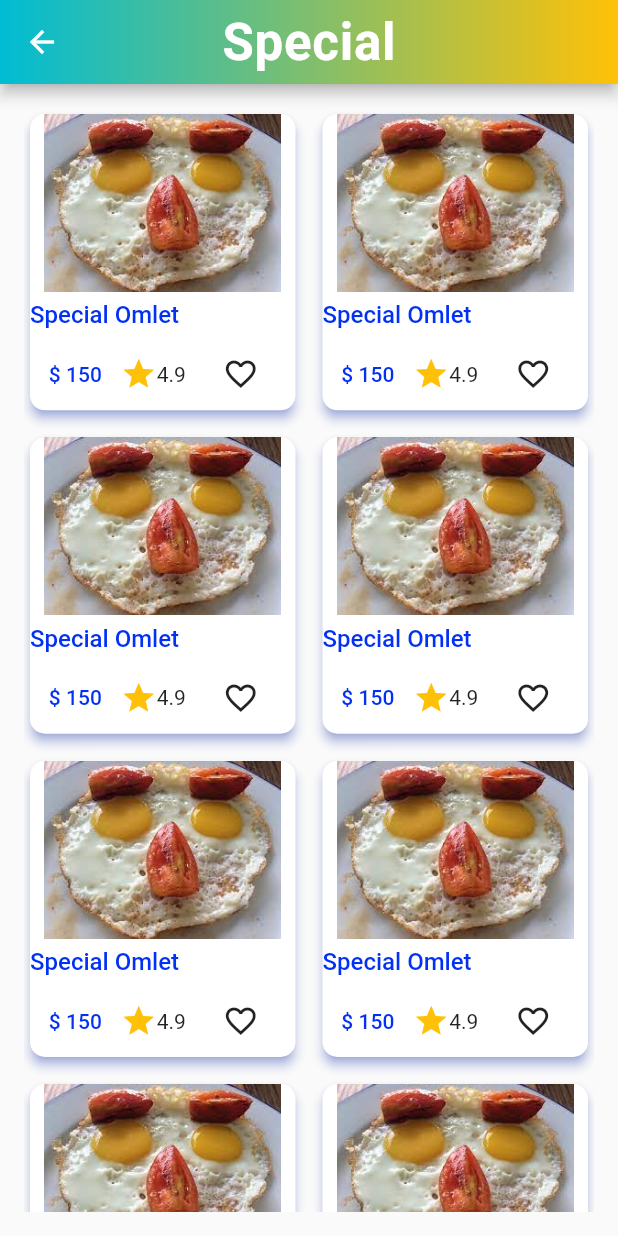
After one commit to RazuPk/myfoodapp, a Flutter app: the screen it shows after launch, after a tap on "Special", on a phone screen of 412 x 824 dp. The commit adds this screen. Run offline on Flutter 3.47's test engine with Material 2 defaults, Android fonts, the phone set to English and light mode, and no system bars; our stand-ins replace carousel_slider, cloud_firestore, firebase_auth, firebase_core, firebase_storage, image_picker and 1 more; accounts and stored records are empty.

Commit message:
category wise product card done.

```diff
--- a/lib/screens/sellers_screens/bottom_navbar_screen.dart
+++ b/lib/screens/sellers_screens/bottom_navbar_screen.dart
@@ -42,6 +42,7 @@ class _BottomNavBarScreenState extends State<BottomNavBarScreen> {
         centerTitle: true,
         automaticallyImplyLeading: false,
       ),
+      body: _screen[_selectedScreen],
       bottomNavigationBar: BottomNavigationBar(
         onTap: (value){
           setState(() {
@@ -53,13 +54,15 @@ class _BottomNavBarScreenState extends State<BottomNavBarScreen> {
         selectedItemColor: primaryColor,
         unselectedItemColor: greyColor,
         showUnselectedLabels: true,
+        selectedLabelStyle: TextStyle(
+          fontWeight: FontWeight.w600,
+        ),
         items: [
           BottomNavigationBarItem(icon: Icon(Icons.home_outlined), label: "Home"),
           BottomNavigationBarItem(icon: Icon(Icons.shopping_bag_outlined), label: "Products"),
           BottomNavigationBarItem(icon: Icon(Icons.add_shopping_cart_outlined), label: "Cart"),
         ],
       ),
-      body: _screen[_selectedScreen],
     );
   }
 }
--- /dev/null
+++ b/lib/screens/sellers_screens/category_screen.dart
@@ -0,0 +1,46 @@
+import 'package:flutter/material.dart';
+import '../../utils/style.dart';
+import '../../widgets/category_product_card_widget.dart';
+import '../../widgets/flexible_space_widget.dart';
+
+class CategoryScreen extends StatelessWidget {
+  const CategoryScreen({super.key, required this.cateName});
+
+  final String cateName;
+
+  @override
+  Widget build(BuildContext context) {
+    return Scaffold(
+      appBar: AppBar(
+        flexibleSpace: FlexibleSpaceWidget(),
+        title: Text(
+          cateName,
+          style: titleStyle,
+        ),
+        centerTitle: true,
+        automaticallyImplyLeading: false,
+        leading: IconButton(
+          onPressed: () {
+            Navigator.of(context).pop();
+          },
+          icon: Icon(Icons.arrow_back),
+        ),
+      ),
+      body: Padding(
+        padding: const EdgeInsets.all(16.0),
+        child: GridView.builder(
+            itemCount: 17,
+            gridDelegate: SliverGridDelegateWithFixedCrossAxisCount(
+              crossAxisCount: 2,
+              childAspectRatio: MediaQuery.of(context).size.width /
+                  (MediaQuery.of(context).size.height / 1.8),
+              mainAxisSpacing: 10.0,
+              crossAxisSpacing: 10.0,
+            ),
+            itemBuilder: (buildContext, index) {
+              return CategoryProductCardWidget(imageUrl: 'images/omlet.png', title: 'Special Omlet', price: '150', rating: '4.9',);
+            }),
+      ),
+    );
+  }
+}
--- a/lib/screens/sellers_screens/home_screen.dart
+++ b/lib/screens/sellers_screens/home_screen.dart
@@ -1,9 +1,26 @@
 import 'package:flutter/material.dart';
+import '../../widgets/category_card_widget.dart';
 import '../../widgets/home_carousel_slider_widget.dart';
+import '../../widgets/product_card_widget.dart';
+import '../../widgets/remarks_title_widget.dart';
 import '../../widgets/search_text_field_widget.dart';
 
 class HomeScreen extends StatelessWidget {
-   HomeScreen({super.key});
+  HomeScreen({super.key});
+
+  final List<String> _images = [
+    'images/banner01.png',
+    'images/banner02.png',
+    'images/banner03.png',
+    'images/banner04.png',
+    'images/banner05.png',
+  ];
+
+  final List<String> _products = [
+    'images/chicken_burger.png',
+    'images/omlet.png',
+    'images/vegetable.png',
+  ];
   @override
   Widget build(BuildContext context) {
     return Padding(
@@ -13,8 +30,50 @@ class HomeScreen extends StatelessWidget {
           crossAxisAlignment: CrossAxisAlignment.start,
           children: [
             SearchTextFieldWidget(),
-            SizedBox(height: 6,),
-            HomeCarouselSliderWidget(images: ['images/banner01.png','images/banner02.png','images/banner03.png','images/banner04.png','images/banner05.png'],),
+            SizedBox(
+              height: 6,
+            ),
+            HomeCarouselSliderWidget(images: _images),
+            SizedBox(
+              height: 8,
+            ),
+            RemarksTitleWidget(
+              remarksTitle: 'Categories',
+              onTap: () {},
+            ),
+            SizedBox(
+              height: 6,
+            ),
+            SingleChildScrollView(
+              scrollDirection: Axis.horizontal,
+              child: Row(
+                mainAxisAlignment: MainAxisAlignment.start,
+                children: _products.map((categories) => CategoryCardWidget(imageUrl: categories, name: 'Special')).toList(),
+              ),
+            ),
+            SizedBox(
+              height: 8,
+            ),
+            RemarksTitleWidget(remarksTitle: 'New', onTap: () {}),
+            SizedBox(height: 8,),
+            SingleChildScrollView(
+              scrollDirection: Axis.horizontal,
+              child: Row(
+                mainAxisAlignment: MainAxisAlignment.start,
+                children: _products.map((products) => ProductCardWidget(imageUrl: products, title: 'Vegetable Soup', price: '250', ratings: '4.9',)).toList(),
+              ),
+            ),
+            SizedBox(
+              height: 8,
+            ),
+            RemarksTitleWidget(remarksTitle: 'Hot Deals', onTap: (){}),
+            SingleChildScrollView(
+              scrollDirection: Axis.horizontal,
+              child: Row(
+                mainAxisAlignment: MainAxisAlignment.start,
+                children: _products.map((products)=> ProductCardWidget(imageUrl: products, title: 'Beef Vuna', price: '780', ratings: '4.8')).toList(),
+              ),
+            )
           ],
         ),
       ),
--- a/lib/screens/sellers_screens/sellers_home_screen.dart
+++ b/lib/screens/sellers_screens/sellers_home_screen.dart
@@ -47,7 +47,7 @@ class _SellersHomeScreenState extends State<SellersHomeScreen> {
                 crossAxisCount: 3, childAspectRatio: 0.75,),
             itemCount: 16,
             itemBuilder: (context, index) {
-              return ProductCardWidget(image: "images/vegetable.png", title: 'Chicken Burger', price: '140', ratings: '4.7',);
+              return ProductCardWidget(imageUrl: "images/vegetable.png", title: 'Chicken Burger', price: '140', ratings: '4.7',);
             })
     );
   }
--- /dev/null
+++ b/lib/widgets/category_card_widget.dart
@@ -0,0 +1,52 @@
+import 'package:flutter/material.dart';
+
+import '../screens/sellers_screens/category_screen.dart';
+import '../utils/app_colors.dart';
+class CategoryCardWidget extends StatelessWidget {
+  const CategoryCardWidget({
+    super.key, required this.imageUrl, required this.name,
+  });
+  final String imageUrl,name;
+  @override
+  Widget build(BuildContext context) {
+    return InkWell(
+      onTap: (){
+        Navigator.push(context, MaterialPageRoute(builder: (context)=> CategoryScreen(cateName:name)));
+      },
+      child: Padding(
+        padding: const EdgeInsets.symmetric(horizontal: 6),
+        child: Column(
+          crossAxisAlignment: CrossAxisAlignment.center,
+          children: [
+            Container(
+              width: 120,
+              decoration: BoxDecoration(
+                color: primaryColor.withOpacity(0.1),
+                borderRadius: BorderRadius.circular(8),
+              ),
+              child: Padding(
+                padding: const EdgeInsets.all(8.0),
+                child: Image.asset(
+                  imageUrl,
+                  width: MediaQuery.of(context).size.width,
+                  height: 70,
+                  fit: BoxFit.scaleDown,
+                ),
+              ),
+            ),
+            SizedBox(height: 8,),
+            Text(
+              name,
+              textAlign: TextAlign.center,
+              style: TextStyle(
+                color: primaryColor,
+                fontWeight: FontWeight.w400,
+                letterSpacing: 0.6,
+              ),
+            ),
+          ],
+        ),
+      ),
+    );
+  }
+}
--- /dev/null
+++ b/lib/widgets/category_product_card_widget.dart
@@ -0,0 +1,77 @@
+import 'package:flutter/material.dart';
+
+import '../utils/app_colors.dart';
+
+class CategoryProductCardWidget extends StatelessWidget {
+  const CategoryProductCardWidget({
+    super.key,
+    required this.title,
+    required this.imageUrl,
+    required this.price,
+    required this.rating,
+  });
+
+  final String title, imageUrl, price, rating;
+
+  @override
+  Widget build(BuildContext context) {
+    return InkWell(
+      onTap: () {},
+      child: Card(
+        elevation: 3,
+        shadowColor: primaryColor.withOpacity(0.6),
+        shape: RoundedRectangleBorder(
+          borderRadius: BorderRadius.circular(10),
+        ),
+        child: Column(
+          mainAxisAlignment: MainAxisAlignment.center,
+          crossAxisAlignment: CrossAxisAlignment.center,
+          children: [
+            Expanded(
+              child: Image.asset(imageUrl),
+            ),
+            SizedBox(
+              height: 6,
+            ),
+            Container(
+              alignment: Alignment.centerLeft,
+              child: Text(
+                title,
+                textAlign: TextAlign.left,
+                style: TextStyle(
+                  fontSize: 16,
+                  fontWeight: FontWeight.w500,
+                  color: primaryColor,
+                ),
+              ),
+            ),
+            SizedBox(
+              height: 6,
+            ),
+            Row(
+              mainAxisAlignment: MainAxisAlignment.spaceEvenly,
+              children: [
+                Text(
+                  '\$ $price',
+                  style: TextStyle(
+                      color: primaryColor, fontWeight: FontWeight.w500),
+                ),
+                Wrap(
+                  crossAxisAlignment: WrapCrossAlignment.center,
+                  children: [
+                    Icon(
+                      Icons.star,
+                      color: Colors.amber,
+                    ),
+                    Text(rating)
+                  ],
+                ),
+                IconButton(onPressed: () {}, icon: Icon(Icons.favorite_border)),
+              ],
+            )
+          ],
+        ),
+      ),
+    );
+  }
+}
--- a/lib/widgets/product_card_widget.dart
+++ b/lib/widgets/product_card_widget.dart
@@ -1,62 +1,91 @@
 import 'package:flutter/material.dart';
+import '../utils/app_colors.dart';
 
 class ProductCardWidget extends StatelessWidget {
   const ProductCardWidget({
-    super.key,
-    required this.image,
-    required this.title,
-    required this.price,
-    required this.ratings,
+    super.key, required this.imageUrl, required this.title, required this.price, required this.ratings,
   });
-  final String image,title, price, ratings;
+  final String imageUrl,title,price,ratings;
   @override
   Widget build(BuildContext context) {
-    return InkWell(
-      onTap: () {},
+    return SizedBox(
+      width: 140,
       child: Card(
         elevation: 3,
-        shadowColor: Colors.blueAccent,
         shape: RoundedRectangleBorder(
-            borderRadius: BorderRadius.circular(12)
+          borderRadius: BorderRadius.circular(5),
         ),
+        shadowColor: primaryColor.withOpacity(0.2),
         child: Padding(
-          padding: const EdgeInsets.all(8.0),
+          padding: const EdgeInsets.symmetric(horizontal: 6),
           child: Column(
-            mainAxisAlignment: MainAxisAlignment.center,
-            crossAxisAlignment: CrossAxisAlignment.stretch,
             children: [
-              Card(
-                elevation: 4,
-                shadowColor: Colors.amber,
-                shape: RoundedRectangleBorder(
-                  borderRadius: BorderRadius.circular(10)
+              Image.asset(
+                imageUrl,
+                width: 132,
+                height: 90,
+                fit: BoxFit.scaleDown,
               ),
-                child: Image.asset(image,
-                  height: MediaQuery.of(context).size.height * 0.20,
-                  fit: BoxFit.fill,
-                ),
-              ),
-              SizedBox(height: 6,),
-              Align(
-                alignment: Alignment.centerLeft,
-                child: Text(title,style: TextStyle(fontSize: 18,fontWeight: FontWeight.w500,color: Colors.blue),
+              Padding(
+                padding: const EdgeInsets.all(5),
+                child: Column(
+                  children: [
+                    Text(
+                      title,
+                      style: TextStyle(
+                        fontSize: 14,
+                        fontWeight: FontWeight.w500,
+                        letterSpacing: 0.2,
+                        height: 1.2,
+                        color: softGreyColor,
                       ),
                     ),
                     SizedBox(height: 8,),
                     Row(
                       mainAxisAlignment: MainAxisAlignment.spaceBetween,
                       children: [
-                  Text("\$$price",style: TextStyle(fontSize: 18, fontWeight: FontWeight.w500,color: Colors.blue),),
+                        Text(
+                          "\$ $price",
+                          style: TextStyle(
+                            fontSize: 12,
+                            fontWeight: FontWeight.w500,
+                            color: primaryColor,
+                          ),
+                        ),
                         Wrap(
-                    direction: Axis.horizontal,
-                    spacing: 1.0,
+                          crossAxisAlignment: WrapCrossAlignment.center,
                           children: [
-                      Text(ratings,style: TextStyle(fontSize: 18,fontWeight: FontWeight.w500,color: Colors.amber),),
-                      Icon(Icons.star,size: 16,color: Colors.amber,)
+                            Icon(
+                              Icons.star,
+                              size: 14,
+                              color: Colors.amber,
+                            ),
+                            SizedBox(width: 4,),
+                            Text(
+                              ratings,
+                              style: TextStyle(
+                                fontSize: 12,
+                                fontWeight: FontWeight.w500,
+                                color: softGreyColor,
+                              ),
+                            ),
+                          ],
+                        ),
+                        Container(
+                          decoration: BoxDecoration(
+                            borderRadius: BorderRadius.circular(5),
+                            color: primaryColor,
+                          ),
+                          child: Padding(
+                            padding: const EdgeInsets.all(3.0),
+                            child: Icon(Icons.favorite_border,size: 12,color: Colors.white,),
+                          ),
+                        ),
                       ],
                     ),
                   ],
                 ),
+              )
             ],
           ),
         ),
--- /dev/null
+++ b/lib/widgets/remarks_title_widget.dart
@@ -0,0 +1,25 @@
+import 'package:flutter/material.dart';
+
+import '../utils/app_colors.dart';
+import '../utils/style.dart';
+class RemarksTitleWidget extends StatelessWidget {
+  const RemarksTitleWidget({
+    super.key, required this.remarksTitle, required this.onTap,
+  });
+  final String remarksTitle;
+  final VoidCallback onTap;
+  @override
+  Widget build(BuildContext context) {
+    return Row(
+      mainAxisAlignment: MainAxisAlignment.spaceBetween,
+      children: [
+        Text(remarksTitle,style: titleStyle.copyWith(color: primaryColor,fontSize: 24),),
+        Spacer(),
+        TextButton(
+          onPressed: onTap,
+          child: Text("See All"),
+        ),
+      ],
+    );
+  }
+}
```
Lines whose indentation alone changed are shown as unchanged.
